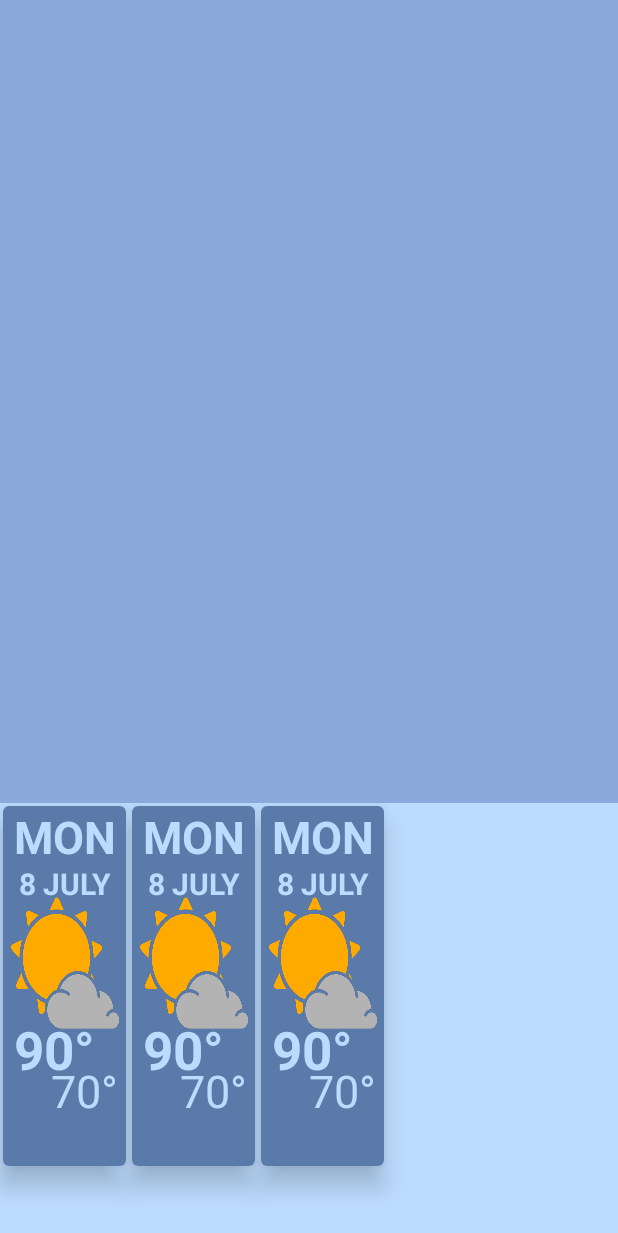
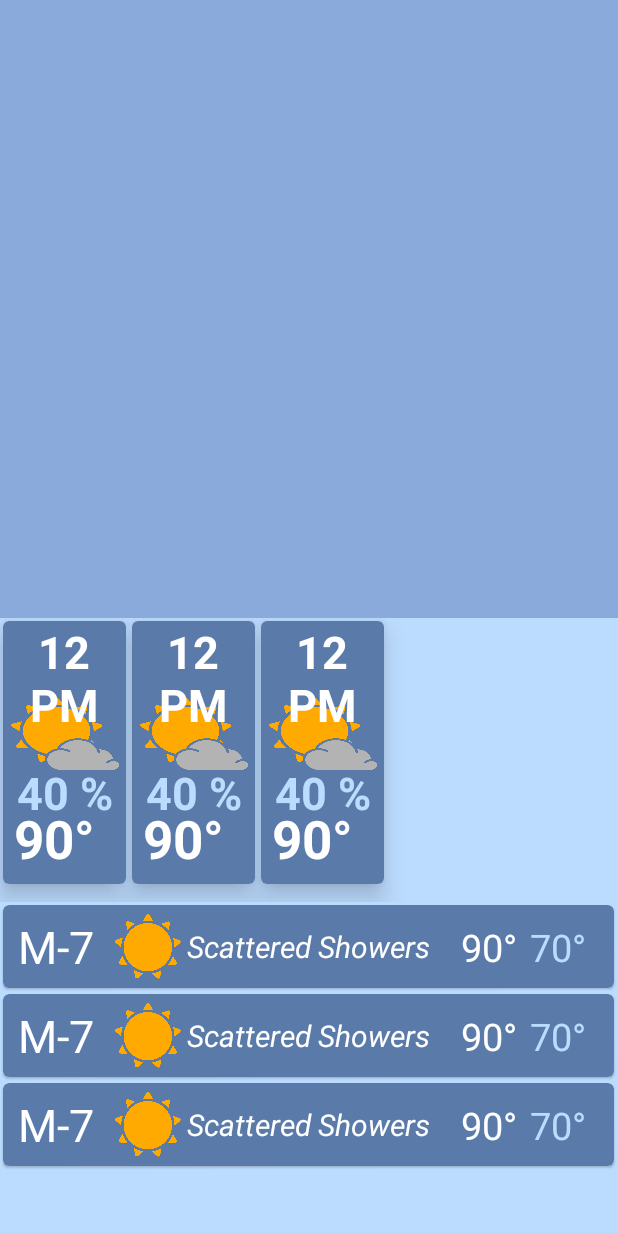
Before and after one commit to bbubb/WeeklyWeather, an Android app: the layout main_layout.xml on its own in the app's theme, with its tools: preview values and no code run, on a phone screen of 412 x 824 dp. Shown: the top 1233 px of the screen. Run offline under Robolectric (Android 15) with nearby library versions, the phone set to English and light mode, and no system bars.

Commit message:
FIX: retrofit via location added hourly(make sure its workings) TODO: Polish UI

```diff
--- a/app/src/main/java/what/is/weeklyweather/CurrentWeatherFrag.java
+++ b/app/src/main/java/what/is/weeklyweather/CurrentWeatherFrag.java
@@ -61,7 +61,7 @@ public class CurrentWeatherFrag extends Fragment {
     public void onEventWeatherResponse(EventWeatherResponse eventWeatherResponse) {
         Log.d(TAG, "onEventWeatherResponse: WeatherResponse Received");
         mWeatherResponse = eventWeatherResponse.weatherResponse;
-        String date = (android.text.format.DateFormat.format("E, dd MM", new Date((long)(mWeatherResponse.getCurrently().getTime()) * (long) 1000)).toString().toUpperCase());
+        String date = (android.text.format.DateFormat.format("E, dd MMM", new Date((long)(mWeatherResponse.getCurrently().getTime()) * (long) 1000)).toString());
         Log.d(TAG, "onEventWeatherResponse: "+ date);
         tvCurrentDate.setText(date);
         tvCurrentWeatherInfo.setText(mWeatherResponse.getCurrently().getSummary());
--- a/app/src/main/res/layout/five_day_forecast_item.xml
+++ b/app/src/main/res/layout/hourly_item.xml
@@ -1,7 +1,7 @@
 <?xml version="1.0" encoding="utf-8"?>
 <com.google.android.material.card.MaterialCardView
     android:layout_width="82dp"
-    android:layout_height="240dp"
+    android:layout_height="175dp"
     xmlns:app="http://schemas.android.com/apk/res-auto"
     android:background="@color/primaryDarkColor"
     android:padding="2dp"
@@ -16,77 +16,64 @@
     android:background="@color/primaryDarkColor">
 
     <ImageView
-        android:id="@+id/iv_forecast_weather_icon"
+        android:id="@+id/iv_hourly_weather_icon"
         app:layout_constraintTop_toTopOf="parent"
         app:layout_constraintStart_toStartOf="parent"
         app:layout_constraintEnd_toEndOf="parent"
         app:layout_constraintBottom_toBottomOf="parent"
         android:src="@drawable/partly_cloudy"
         android:scaleType="fitXY"
-        app:layout_constraintHeight_percent=".40"
+        app:layout_constraintHeight_percent=".30"
         app:layout_constraintWidth_percent=".90"
         app:layout_constraintVertical_bias=".4"
         android:layout_width="0dp"
         android:layout_height="0dp" />
 
     <TextView
-        android:id="@+id/tv_day_of_week"
+        android:id="@+id/tv_hour"
         app:layout_constraintTop_toTopOf="parent"
         app:layout_constraintStart_toStartOf="parent"
         app:layout_constraintEnd_toEndOf="parent"
-        app:layout_constraintBottom_toTopOf="@id/tv_forecast_day_month"
+        app:layout_constraintBottom_toBottomOf="parent"
         app:layout_constraintVertical_bias="0"
         android:textAllCaps="true"
-        android:textColor="@color/primaryLightColor"
-        android:text="@string/day_of_week"
+        android:textAlignment="center"
+        android:textColor="@color/colorWhite"
+        android:text="12 PM"
         android:textSize="30sp"
         android:textStyle="bold"
         android:layout_width="wrap_content"
         android:layout_height="wrap_content" />
 
     <TextView
-        android:id="@+id/tv_forecast_day_month"
+        android:id="@+id/tv_hourly_precipitation"
         app:layout_constraintTop_toTopOf="parent"
         app:layout_constraintStart_toStartOf="parent"
         app:layout_constraintEnd_toEndOf="parent"
         app:layout_constraintBottom_toBottomOf="parent"
-        app:layout_constraintVertical_bias=".18"
+        app:layout_constraintVertical_bias=".7"
         android:textAllCaps="true"
         android:textColor="@color/primaryLightColor"
-        android:text="@string/day_month"
-        android:textSize="20sp"
+        android:text="@string/forecast_precipitation"
+        android:textSize="30sp"
         android:textStyle="bold"
         android:layout_width="wrap_content"
         android:layout_height="wrap_content" />
 
     <TextView
-        android:id="@+id/tv_high_temp"
+        android:id="@+id/tv_hourly_temp"
         app:layout_constraintTop_toTopOf="parent"
         app:layout_constraintBottom_toBottomOf="parent"
         app:layout_constraintStart_toStartOf="parent"
         app:layout_constraintEnd_toEndOf="parent"
-        app:layout_constraintVertical_bias=".72"
+        app:layout_constraintVertical_bias=".95"
         app:layout_constraintHorizontal_bias=".25"
-        android:textColor="@color/primaryLightColor"
+        android:textColor="@color/colorWhite"
         android:text="@string/high_temperature"
         android:textStyle="bold"
         android:textSize="35sp"
         android:layout_width="wrap_content"
         android:layout_height="wrap_content" />
 
-    <TextView
-        android:id="@+id/tv_low_temp"
-        app:layout_constraintTop_toTopOf="parent"
-        app:layout_constraintStart_toStartOf="parent"
-        app:layout_constraintEnd_toEndOf="parent"
-        app:layout_constraintBottom_toBottomOf="parent"
-        app:layout_constraintVertical_bias=".85"
-        app:layout_constraintHorizontal_bias=".85"
-        android:textColor="@color/primaryLightColor"
-        android:text="@string/low_temperature"
-        android:textSize="30sp"
-        android:layout_width="wrap_content"
-        android:layout_height="wrap_content" />
-
 </androidx.constraintlayout.widget.ConstraintLayout>
 </com.google.android.material.card.MaterialCardView>
--- a/app/src/main/res/layout/main_layout.xml
+++ b/app/src/main/res/layout/main_layout.xml
@@ -15,7 +15,7 @@
         app:layout_constraintBottom_toBottomOf="parent"
         app:layout_constraintEnd_toEndOf="parent"
         app:layout_constraintVertical_bias="0"
-        app:layout_constraintHeight_percent=".65"
+        app:layout_constraintHeight_percent=".5"
         android:background="@color/primaryColor"
         >
 
@@ -23,19 +23,32 @@
 
 
     <androidx.recyclerview.widget.RecyclerView
-        android:id="@+id/rv_5day_forecast"
+        android:id="@+id/rv_hourly"
         android:layout_width="0dp"
         android:layout_height="0dp"
         android:layout_marginBottom="5dp"
         app:layoutManager="androidx.recyclerview.widget.LinearLayoutManager"
         android:orientation="horizontal"
-        tools:listitem="@layout/five_day_forecast_item"
+        tools:listitem="@layout/hourly_item"
+        app:layout_constraintHeight_percent=".23"
+        app:layout_constraintVertical_bias="0"
         app:layout_constraintBottom_toBottomOf="parent"
         app:layout_constraintStart_toStartOf="parent"
         app:layout_constraintEnd_toEndOf="parent"
         app:layout_constraintTop_toBottomOf="@id/frame_current_forecast"
         android:background="@color/primaryLightColor"
-        >
-    </androidx.recyclerview.widget.RecyclerView>
+        />
+    <androidx.recyclerview.widget.RecyclerView
+        android:id="@+id/rv_forecast"
+        android:layout_width="0dp"
+        android:layout_height="0dp"
+        app:layoutManager="androidx.recyclerview.widget.LinearLayoutManager"
+        tools:listitem="@layout/sevenday_forecast_item"
+        android:background="@color/primaryLightColor"
+        app:layout_constraintTop_toBottomOf="@id/rv_hourly"
+        app:layout_constraintBottom_toBottomOf="parent"
+        app:layout_constraintStart_toStartOf="parent"
+        app:layout_constraintEnd_toEndOf="parent"
+        />
 
 </androidx.constraintlayout.widget.ConstraintLayout>
--- /dev/null
+++ b/app/src/main/res/layout/sevenday_forecast_item.xml
@@ -0,0 +1,97 @@
+<?xml version="1.0" encoding="utf-8"?>
+<!--<androidx.constraintlayout.widget.ConstraintLayout xmlns:android="http://schemas.android.com/apk/res/android"-->
+    <!--xmlns:app="http://schemas.android.com/apk/res-auto"-->
+    <!--android:layout_width="match_parent"-->
+    <!--android:layout_height="wrap_content"-->
+    <!--app:layout_constraintBottom_toBottomOf="parent"-->
+    <!--app:layout_constraintEnd_toEndOf="parent"-->
+    <!--app:layout_constraintStart_toStartOf="parent"-->
+    <!--app:layout_constraintTop_toTopOf="parent">-->
+
+<com.google.android.material.card.MaterialCardView
+    android:layout_width="407dp"
+    android:layout_height="55dp"
+    xmlns:app="http://schemas.android.com/apk/res-auto"
+    app:cardBackgroundColor="@color/primaryDarkColor"
+    app:layout_constraintBottom_toBottomOf="parent"
+    app:layout_constraintEnd_toEndOf="parent"
+    app:layout_constraintStart_toStartOf="parent"
+    app:layout_constraintTop_toTopOf="parent"
+    android:layout_margin="2dp"
+    xmlns:android="http://schemas.android.com/apk/res/android">
+
+        <androidx.constraintlayout.widget.ConstraintLayout
+            android:layout_width="match_parent"
+            android:layout_height="match_parent">
+
+            <TextView
+                android:id="@+id/tv_forecast_date"
+                android:layout_width="wrap_content"
+                android:layout_height="wrap_content"
+                android:layout_margin="10dp"
+                android:text="M-7"
+                android:textColor="@color/colorWhite"
+                android:textSize="30sp"
+                app:layout_constraintBottom_toBottomOf="parent"
+                app:layout_constraintEnd_toEndOf="parent"
+                app:layout_constraintHorizontal_bias="0"
+                app:layout_constraintStart_toStartOf="parent"
+                app:layout_constraintTop_toTopOf="parent" />
+
+            <ImageView
+                android:id="@+id/iv_forecast_weather_icon"
+                android:layout_width="0dp"
+                android:layout_height="0dp"
+                android:src="@drawable/sunny"
+                app:layout_constraintBottom_toBottomOf="parent"
+                app:layout_constraintEnd_toEndOf="parent"
+                app:layout_constraintHeight_percent=".8"
+                app:layout_constraintHorizontal_bias=".2"
+                app:layout_constraintStart_toStartOf="parent"
+                app:layout_constraintTop_toTopOf="parent"
+                app:layout_constraintWidth_percent=".125" />
+
+            <TextView
+                android:id="@+id/tv_forecast_weatherinfo"
+                android:layout_width="wrap_content"
+                android:layout_height="wrap_content"
+                android:text="@string/current_weather_information"
+                android:textColor="@color/colorWhite"
+                android:textSize="20sp"
+                android:textStyle="italic"
+                app:layout_constraintBottom_toBottomOf="parent"
+                app:layout_constraintEnd_toEndOf="parent"
+                app:layout_constraintStart_toStartOf="parent"
+                app:layout_constraintTop_toTopOf="parent" />
+
+            <TextView
+                android:id="@+id/tv_forecast_temp_high"
+                android:layout_width="wrap_content"
+                android:layout_height="wrap_content"
+                android:text="@string/high_temperature"
+                android:textColor="@color/colorWhite"
+                android:textSize="25sp"
+                app:layout_constraintBottom_toBottomOf="parent"
+                app:layout_constraintEnd_toEndOf="parent"
+                app:layout_constraintHorizontal_bias=".825"
+                app:layout_constraintStart_toStartOf="parent"
+                app:layout_constraintTop_toTopOf="parent" />
+
+            <TextView
+                android:id="@+id/tv_forecast_temp_low"
+                android:layout_width="wrap_content"
+                android:layout_height="wrap_content"
+                android:text="@string/low_temperature"
+                android:textColor="@color/primaryLightColor"
+                android:textSize="25sp"
+                app:layout_constraintBottom_toBottomOf="parent"
+                app:layout_constraintEnd_toEndOf="parent"
+                app:layout_constraintHorizontal_bias=".95"
+                app:layout_constraintStart_toStartOf="parent"
+                app:layout_constraintTop_toTopOf="parent" />
+
+        </androidx.constraintlayout.widget.ConstraintLayout>
+    </com.google.android.material.card.MaterialCardView>
+
+
+<!--</androidx.constraintlayout.widget.ConstraintLayout>-->
```
Also changed, not shown: app/src/main/java/what/is/weeklyweather/FiveDayForecastFrag.java (+40 -40 lines), app/src/main/java/what/is/weeklyweather/ForecastAdapter.java (+46 -42 lines), app/src/main/java/what/is/weeklyweather/HourlyAdapter.java (added, +90 -0 lines), app/src/main/java/what/is/weeklyweather/MainActivity.java (+59 -14 lines), app/src/main/java/what/is/weeklyweather/SplashScreen.java (+7 -2 lines), app/src/main/java/what/is/weeklyweather/retrofit/WeatherService.java (+10 -4 lines), app/src/main/res/layout/current_weather_layout.xml (+4 -4 lines).
